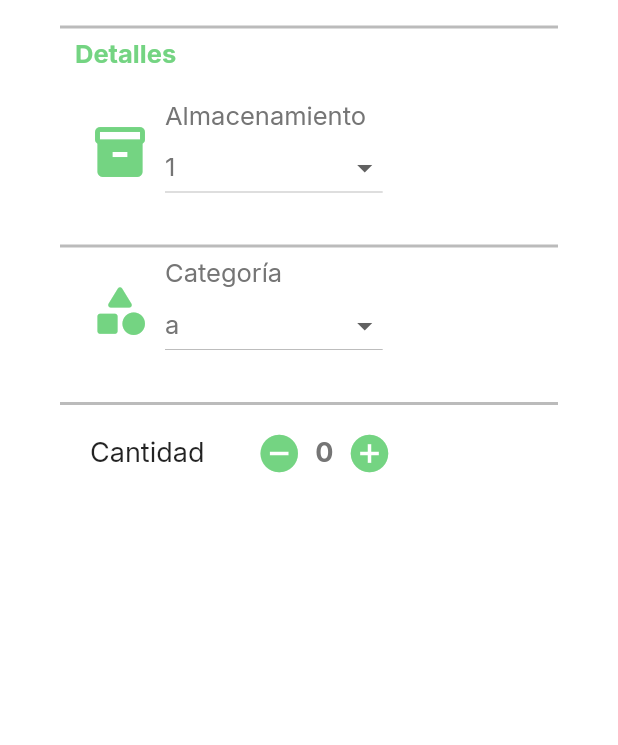
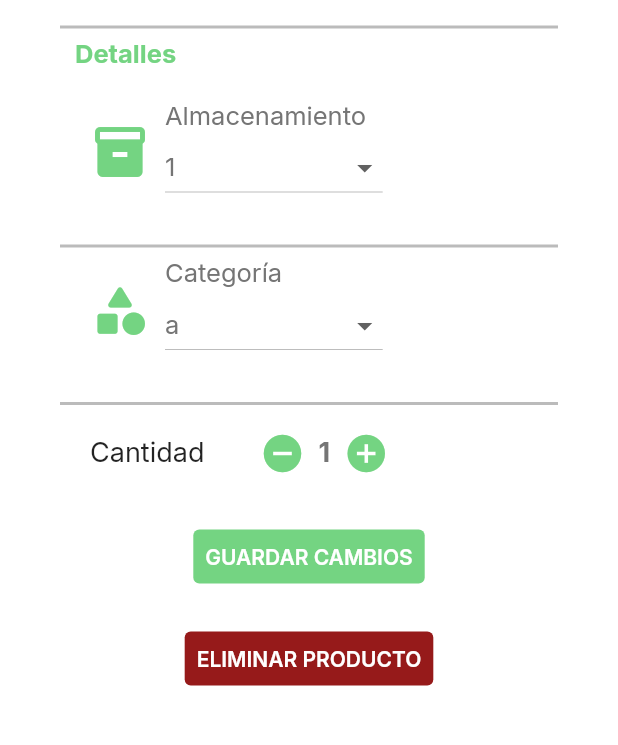
Before and after one commit to cjgallon/efood, a Flutter app: the ProductDetailsWidget screen opened by its route, on a phone screen of 412 x 824 dp, the part 390-1135 px from its top. Run offline on Flutter 3.47's test engine with Material 2 defaults, Android fonts, the phone set to English and light mode, and no system bars; our stand-ins replace firebase_auth, firebase_core, firebase_database, font_awesome_flutter, get, google_fonts; accounts and stored records are empty; network calls fail.

Commit message:
CRUD listo

```diff
--- a/lib/pages/HomePage.dart
+++ b/lib/pages/HomePage.dart
@@ -179,6 +179,7 @@ class _HomePageWidgetState extends State<HomePageWidget> {
                       children: product_controller.products
                           .map((e) => InkWell(
                                 onTap: () {
+                                  product_controller.selectedProduct = e;
                                   Navigator.pushNamed(
                                       context, "/productdetails");
                                 },
--- a/lib/pages/LetsBegin.dart
+++ b/lib/pages/LetsBegin.dart
@@ -27,9 +27,7 @@ class _LetsBeginWidgetState extends State<LetsBeginWidget> {
 
   @override
   Widget build(BuildContext context) {
-    return GestureDetector(
-      onTap: () => FocusScope.of(context).requestFocus(_unfocusNode),
-      child: Scaffold(
+    return Scaffold(
       key: scaffoldKey,
       backgroundColor: const Color(0xFFFFFFFF),
       body: SafeArea(
@@ -114,7 +112,6 @@ class _LetsBeginWidgetState extends State<LetsBeginWidget> {
           ],
         ),
       ),
-      ),
     );
   }
 }
--- a/lib/pages/ProductDetails.dart
+++ b/lib/pages/ProductDetails.dart
@@ -1,7 +1,10 @@
 import 'package:flutter/material.dart';
 import 'package:font_awesome_flutter/font_awesome_flutter.dart';
+import 'package:get/get.dart';
 import 'package:google_fonts/google_fonts.dart';
 import 'package:provider/provider.dart';
+
+import '../controllers/product_controller.dart';
 
 class ProductDetailsWidget extends StatefulWidget {
   const ProductDetailsWidget({Key? key}) : super(key: key);
@@ -13,10 +16,26 @@ class ProductDetailsWidget extends StatefulWidget {
 class _ProductDetailsWidgetState extends State<ProductDetailsWidget> {
   final scaffoldKey = GlobalKey<ScaffoldState>();
   final _unfocusNode = FocusNode();
-
+  final Product_Controller product_controller = Get.find();
+  TextEditingController nombre = TextEditingController();
+  TextEditingController fecha = TextEditingController();
+  String? categoria = "a";
+  String? almacenamiento = "1";
+  int cantidad = 1;
   @override
   void initState() {
     super.initState();
+    print(product_controller.selectedProduct);
+    setState(() {
+      Map<String, dynamic>? selprod = product_controller.selectedProduct;
+      if (selprod != null) {
+        nombre.text = selprod["nombre"];
+        fecha.text = selprod["fecha"];
+        categoria = selprod["categoria"];
+        almacenamiento = selprod["almacenamiento"];
+        cantidad = selprod["cantidad"];
+      }
+    });
   }
 
   @override
@@ -27,9 +46,7 @@ class _ProductDetailsWidgetState extends State<ProductDetailsWidget> {
 
   @override
   Widget build(BuildContext context) {
-    return GestureDetector(
-      onTap: () => FocusScope.of(context).requestFocus(_unfocusNode),
-      child: Scaffold(
+    return Scaffold(
       key: scaffoldKey,
       backgroundColor: const Color(0xFFFFFFFF),
       body: SafeArea(
@@ -49,7 +66,7 @@ class _ProductDetailsWidgetState extends State<ProductDetailsWidget> {
                       size: 30,
                     ),
                     onPressed: () {
-                        Navigator.pushNamed(context, "/homepage");
+                      Navigator.pop(context);
                     },
                   ),
                 ],
@@ -97,10 +114,9 @@ class _ProductDetailsWidgetState extends State<ProductDetailsWidget> {
                             Align(
                               alignment: const AlignmentDirectional(0, 0),
                               child: Container(
-                                  width:
-                                      MediaQuery.of(context).size.width * 0.5,
+                                width: MediaQuery.of(context).size.width * 0.5,
                                 child: TextFormField(
-                                    //controller: _model.textController1,
+                                  controller: nombre,
                                   autofocus: true,
                                   obscureText: false,
                                   decoration: const InputDecoration(
@@ -167,8 +183,8 @@ class _ProductDetailsWidgetState extends State<ProductDetailsWidget> {
                         ),
                       ),
                       Padding(
-                          padding: const EdgeInsetsDirectional.fromSTEB(
-                              0, 20, 0, 10),
+                        padding:
+                            const EdgeInsetsDirectional.fromSTEB(0, 20, 0, 10),
                         child: Row(
                           mainAxisSize: MainAxisSize.max,
                           mainAxisAlignment: MainAxisAlignment.center,
@@ -195,12 +211,12 @@ class _ProductDetailsWidgetState extends State<ProductDetailsWidget> {
                         ),
                       ),
                       Padding(
-                          padding: const EdgeInsetsDirectional.fromSTEB(
-                              60, 0, 60, 10),
+                        padding:
+                            const EdgeInsetsDirectional.fromSTEB(60, 0, 60, 10),
                         child: Container(
                           width: MediaQuery.of(context).size.width * 0.5,
                           child: TextFormField(
-                              //controller: _model.textController2,
+                            controller: fecha,
                             autofocus: true,
                             obscureText: false,
                             decoration: const InputDecoration(
@@ -282,8 +298,8 @@ class _ProductDetailsWidgetState extends State<ProductDetailsWidget> {
                         ),
                       ),
                       Padding(
-                          padding: const EdgeInsetsDirectional.fromSTEB(
-                              40, 0, 0, 20),
+                        padding:
+                            const EdgeInsetsDirectional.fromSTEB(40, 0, 0, 20),
                         child: Row(
                           mainAxisSize: MainAxisSize.max,
                           mainAxisAlignment: MainAxisAlignment.start,
@@ -302,8 +318,7 @@ class _ProductDetailsWidgetState extends State<ProductDetailsWidget> {
                                   mainAxisSize: MainAxisSize.max,
                                   mainAxisAlignment:
                                       MainAxisAlignment.spaceEvenly,
-                                    crossAxisAlignment:
-                                        CrossAxisAlignment.start,
+                                  crossAxisAlignment: CrossAxisAlignment.start,
                                   children: [
                                     const Text(
                                       'Almacenamiento',
@@ -315,10 +330,7 @@ class _ProductDetailsWidgetState extends State<ProductDetailsWidget> {
                                       ),
                                     ),
                                     DropdownButton<String>(
-                                        value: "1",
-                                        //controller: _model
-                                        //      .dropDownValueController1 ??=
-                                        //FormFieldController<String>(null),
+                                      value: almacenamiento,
                                       items: const [
                                         DropdownMenuItem(
                                           value: "1",
@@ -334,7 +346,7 @@ class _ProductDetailsWidgetState extends State<ProductDetailsWidget> {
                                         )
                                       ],
                                       onChanged: (val) =>
-                                            setState(() => val = val),
+                                          setState(() => almacenamiento = val),
                                       style: const TextStyle(
                                         fontFamily: 'Inter',
                                         color: Color(0xFF757575),
@@ -358,8 +370,8 @@ class _ProductDetailsWidgetState extends State<ProductDetailsWidget> {
                         color: Color(0x7D757575),
                       ),
                       Padding(
-                          padding: const EdgeInsetsDirectional.fromSTEB(
-                              40, 0, 0, 20),
+                        padding:
+                            const EdgeInsetsDirectional.fromSTEB(40, 0, 0, 20),
                         child: Row(
                           mainAxisSize: MainAxisSize.max,
                           mainAxisAlignment: MainAxisAlignment.start,
@@ -378,8 +390,7 @@ class _ProductDetailsWidgetState extends State<ProductDetailsWidget> {
                                   mainAxisSize: MainAxisSize.max,
                                   mainAxisAlignment:
                                       MainAxisAlignment.spaceEvenly,
-                                    crossAxisAlignment:
-                                        CrossAxisAlignment.start,
+                                  crossAxisAlignment: CrossAxisAlignment.start,
                                   children: [
                                     const Text(
                                       'Categoría',
@@ -391,10 +402,7 @@ class _ProductDetailsWidgetState extends State<ProductDetailsWidget> {
                                       ),
                                     ),
                                     DropdownButton<String>(
-                                        value: "a",
-                                        //controller: _model
-                                        //      .dropDownValueController1 ??=
-                                        //FormFieldController<String>(null),
+                                      value: categoria,
                                       items: const [
                                         DropdownMenuItem(
                                           value: "a",
@@ -410,7 +418,7 @@ class _ProductDetailsWidgetState extends State<ProductDetailsWidget> {
                                         )
                                       ],
                                       onChanged: (val) =>
-                                            setState(() => val = val),
+                                          setState(() => categoria = val),
                                       style: const TextStyle(
                                         fontFamily: 'Inter',
                                         color: Color(0xFF757575),
@@ -469,12 +477,16 @@ class _ProductDetailsWidgetState extends State<ProductDetailsWidget> {
                                         size: 30,
                                       ),
                                       onPressed: () {
-                                          print('IconButton pressed ...');
+                                        setState(() {
+                                          if (cantidad > 1) {
+                                            cantidad--;
+                                          }
+                                        });
                                       },
                                     ),
-                                      const Text(
-                                        '0',
-                                        style: TextStyle(
+                                    Text(
+                                      cantidad.toString(),
+                                      style: const TextStyle(
                                         fontFamily: 'Inter',
                                         color: Color(0xFF757575),
                                         fontSize: 18,
@@ -499,19 +511,54 @@ class _ProductDetailsWidgetState extends State<ProductDetailsWidget> {
                       Align(
                         alignment: const AlignmentDirectional(0, 0),
                         child: Padding(
-                            padding: const EdgeInsetsDirectional.fromSTEB(
-                                0, 20, 0, 0),
+                          padding:
+                              const EdgeInsetsDirectional.fromSTEB(0, 20, 0, 0),
                           child: TextButton(
+                            style: const ButtonStyle(
+                                backgroundColor: MaterialStatePropertyAll(
+                                    Color(0xFF74D482))),
                             child: const Text(
-                                "+ AGREGAR PRODUCTO",
+                              "GUARDAR CAMBIOS",
                               style: TextStyle(
                                 fontFamily: 'Inter',
-                                  color: Colors.white,
+                                color: Color(0xFFFFFFFF),
                                 fontWeight: FontWeight.w600,
                               ),
                             ),
                             onPressed: () {
-                                print('Button pressed ...');
+                              Map<String, dynamic> prod = {
+                                "nombre": nombre.text,
+                                "fecha": fecha.text,
+                                "categoria": categoria,
+                                "almacenamiento": almacenamiento,
+                                "cantidad": cantidad
+                              };
+                              product_controller.updateSelected(prod);
+                              Navigator.pop(context);
+                            },
+                          ),
+                        ),
+                      ),
+                      Align(
+                        alignment: const AlignmentDirectional(0, 0),
+                        child: Padding(
+                          padding:
+                              const EdgeInsetsDirectional.fromSTEB(0, 20, 0, 0),
+                          child: TextButton(
+                            style: const ButtonStyle(
+                                backgroundColor: MaterialStatePropertyAll(
+                                    Color.fromARGB(255, 150, 26, 26))),
+                            child: const Text(
+                              "ELIMINAR PRODUCTO",
+                              style: TextStyle(
+                                fontFamily: 'Inter',
+                                color: Color(0xFFFFFFFF),
+                                fontWeight: FontWeight.w600,
+                              ),
+                            ),
+                            onPressed: () {
+                              product_controller.removeSelected();
+                              Navigator.pop(context);
                             },
                           ),
                         ),
@@ -524,7 +571,6 @@ class _ProductDetailsWidgetState extends State<ProductDetailsWidget> {
           ],
         ),
       ),
-      ),
     );
   }
 }
```
Also changed, not shown: lib/controllers/product_controller.dart (+25 -4 lines), lib/pages/AddProduct.dart (+20 -28 lines). Lines whose indentation alone changed are shown as unchanged.
